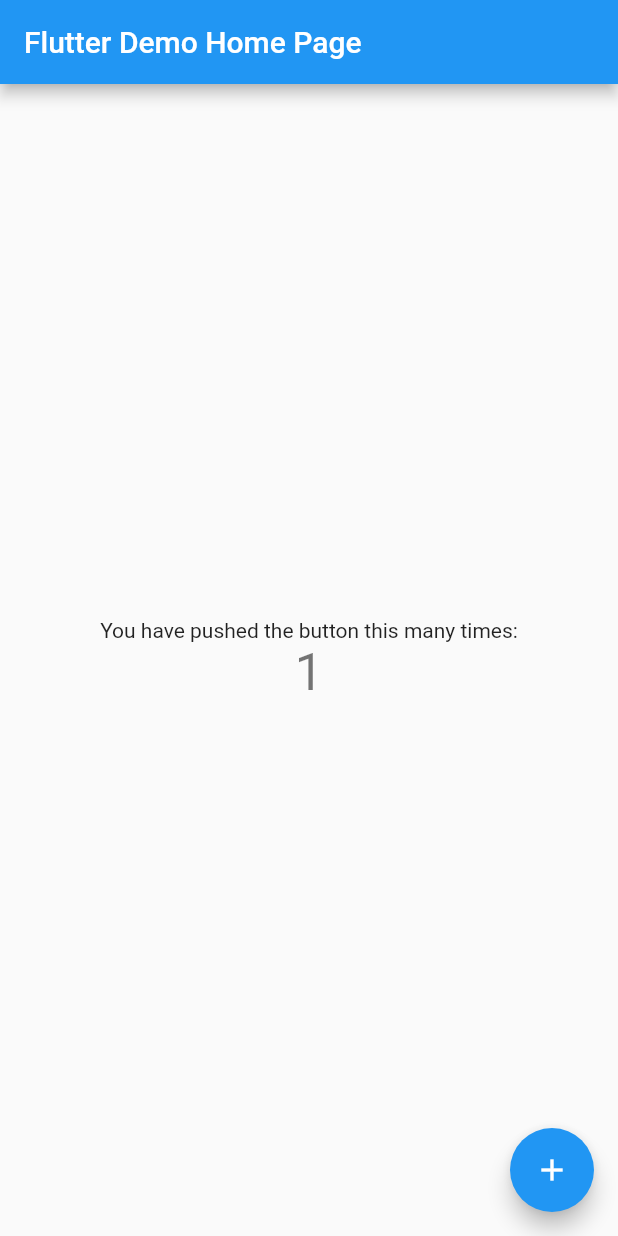
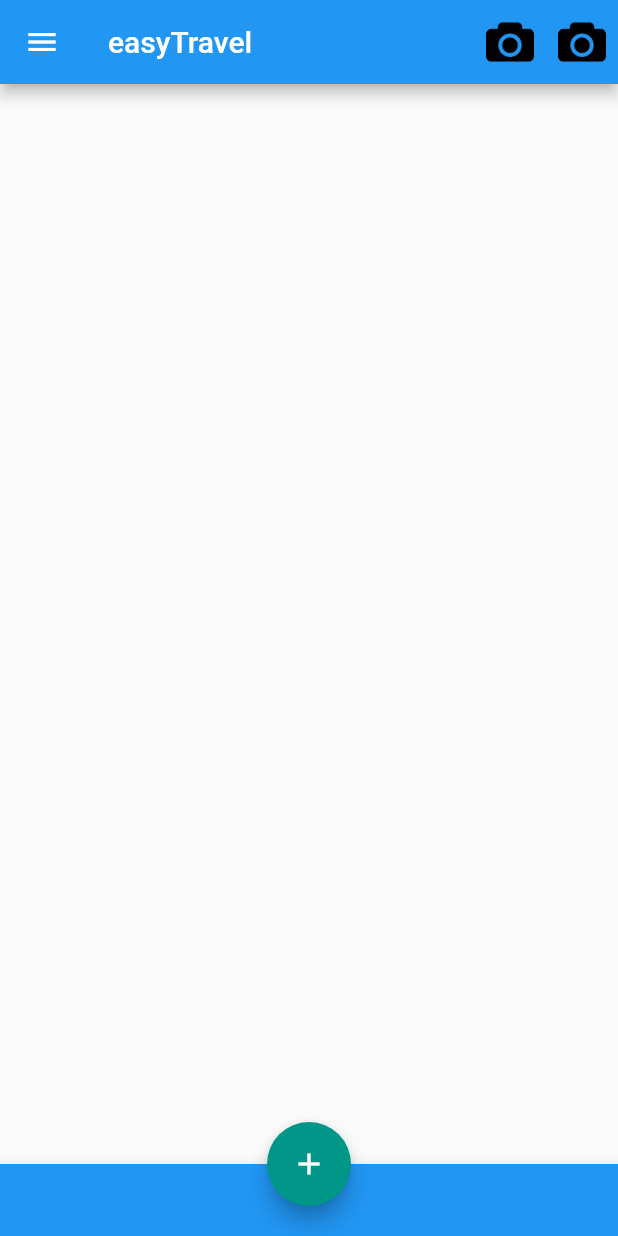
Before and after one commit to Kassaris/flutter-eazytravel-hci-ntua, a Flutter app: the screen it shows after launch, after a tap on the "add" icon, on a phone screen of 412 x 824 dp. Run offline on Flutter 3.47's test engine with Material 2 defaults, Android fonts, the phone set to English and light mode, and no system bars.

Commit message:
first mock page

```diff
--- a/lib/main.dart
+++ b/lib/main.dart
@@ -1,17 +1,17 @@
 import 'package:flutter/material.dart';
 
 void main() {
-  runApp(const MyApp());
+  runApp(const easyTravel());
 }
 
-class MyApp extends StatelessWidget {
-  const MyApp({super.key});
+class easyTravel extends StatelessWidget {
+  const easyTravel({super.key});
 
   // This widget is the root of your application.
   @override
   Widget build(BuildContext context) {
     return MaterialApp(
-      title: 'Flutter Demo',
+      title: 'easyTravel',
       theme: ThemeData(
         // This is the theme of your application.
         //
@@ -24,92 +24,72 @@
         // is not restarted.
         primarySwatch: Colors.blue,
       ),
-      home: const MyHomePage(title: 'Flutter Demo Home Page'),
+      home: TaskListScreenWidget(),
     );
   }
 }
 
-class MyHomePage extends StatefulWidget {
-  const MyHomePage({super.key, required this.title});
-
-  // This widget is the home page of your application. It is stateful, meaning
-  // that it has a State object (defined below) that contains fields that affect
-  // how it looks.
-
-  // This class is the configuration for the state. It holds the values (in this
-  // case the title) provided by the parent (in this case the App widget) and
-  // used by the build method of the State. Fields in a Widget subclass are
-  // always marked "final".
-
-  final String title;
+class TaskListScreenWidget extends StatefulWidget {
+  const TaskListScreenWidget({Key? key}) : super(key: key);
 
   @override
-  State<MyHomePage> createState() => _MyHomePageState();
+  _TaskListScreenWidgetState createState() => _TaskListScreenWidgetState();
 }
 
-class _MyHomePageState extends State<MyHomePage> {
-  int _counter = 0;
-
-  void _incrementCounter() {
-    setState(() {
-      // This call to setState tells the Flutter framework that something has
-      // changed in this State, which causes it to rerun the build method below
-      // so that the display can reflect the updated values. If we changed
-      // _counter without calling setState(), then the build method would not be
-      // called again, and so nothing would appear to happen.
-      _counter++;
-    });
-  }
-
+class _TaskListScreenWidgetState extends State<TaskListScreenWidget> {
   @override
   Widget build(BuildContext context) {
-    // This method is rerun every time setState is called, for instance as done
-    // by the _incrementCounter method above.
-    //
-    // The Flutter framework has been optimized to make rerunning build methods
-    // fast, so that you can just rebuild anything that needs updating rather
-    // than having to individually change instances of widgets.
     return Scaffold(
       appBar: AppBar(
-        // Here we take the value from the MyHomePage object that was created by
-        // the App.build method, and use it to set our appbar title.
-        title: Text(widget.title),
-      ),
-      body: Center(
-        // Center is a layout widget. It takes a single child and positions it
-        // in the middle of the parent.
-        child: Column(
-          // Column is also a layout widget. It takes a list of children and
-          // arranges them vertically. By default, it sizes itself to fit its
-          // children horizontally, and tries to be as tall as its parent.
-          //
-          // Invoke "debug painting" (press "p" in the console, choose the
-          // "Toggle Debug Paint" action from the Flutter Inspector in Android
-          // Studio, or the "Toggle Debug Paint" command in Visual Studio Code)
-          // to see the wireframe for each widget.
-          //
-          // Column has various properties to control how it sizes itself and
-          // how it positions its children. Here we use mainAxisAlignment to
-          // center the children vertically; the main axis here is the vertical
-          // axis because Columns are vertical (the cross axis would be
-          // horizontal).
-          mainAxisAlignment: MainAxisAlignment.center,
-          children: <Widget>[
-            const Text(
-              'You have pushed the button this many times:',
-            ),
-            Text(
-              '$_counter',
-              style: Theme.of(context).textTheme.headlineMedium,
-            ),
+        title: Text('easyTravel'),
+        leading: PopupMenuButton<int>(
+          icon: const Icon(Icons.menu),
+          itemBuilder: (context) => <PopupMenuEntry<int>>[
+            const PopupMenuItem(
+                child: ListTile(
+              title: Text('Clear All'),
+            )),
+            const PopupMenuItem(
+                child: ListTile(
+              title: Text('Clear All'),
+            )),
+            const PopupMenuItem(
+                child: ListTile(
+              title: Text('Clear All'),
+            )),
+            const PopupMenuItem(
+                child: ListTile(
+              title: Text('Clear All'),
+            )),
           ],
         ),
+        actions: [
+          IconButton(
+              onPressed: () {},
+              icon: Image.asset('assets/images/camera.png'),
+              tooltip: 'Nfc Mode'),
+          IconButton(
+              onPressed: () {},
+              icon: Image.asset('assets/images/camera.png'),
+              tooltip: 'Camera Mode')
+        ],
       ),
+      //body: () {},
+      bottomNavigationBar: BottomAppBar(
+          child: Row(
+            mainAxisSize: MainAxisSize.max,
+            mainAxisAlignment: MainAxisAlignment.spaceBetween,
+            children: <Widget>[
+              IconButton(onPressed: () {}, icon: const Icon(null))
+            ],
+          ),
+          color: Colors.blue),
       floatingActionButton: FloatingActionButton(
-        onPressed: _incrementCounter,
-        tooltip: 'Increment',
-        child: const Icon(Icons.add),
-      ), // This trailing comma makes auto-formatting nicer for build methods.
+          child: Icon(Icons.add),
+          onPressed: () {},
+          backgroundColor: Colors.teal,
+          tooltip: 'Add Task'),
+      floatingActionButtonLocation: FloatingActionButtonLocation.centerDocked,
     );
   }
 }
--- a/pubspec.yaml
+++ b/pubspec.yaml
@@ -59,8 +59,8 @@
   uses-material-design: true
 
   # To add assets to your application, add an assets section, like this:
-  # assets:
-  #   - images/a_dot_burr.jpeg
+  assets:
+      - assets/images/
   #   - images/a_dot_ham.jpeg
 
   # An image asset can refer to one or more resolution-specific "variants", see
```
Also changed, not shown: assets/images/camera.png (added), lib/page.dart (added), 1 other file.
